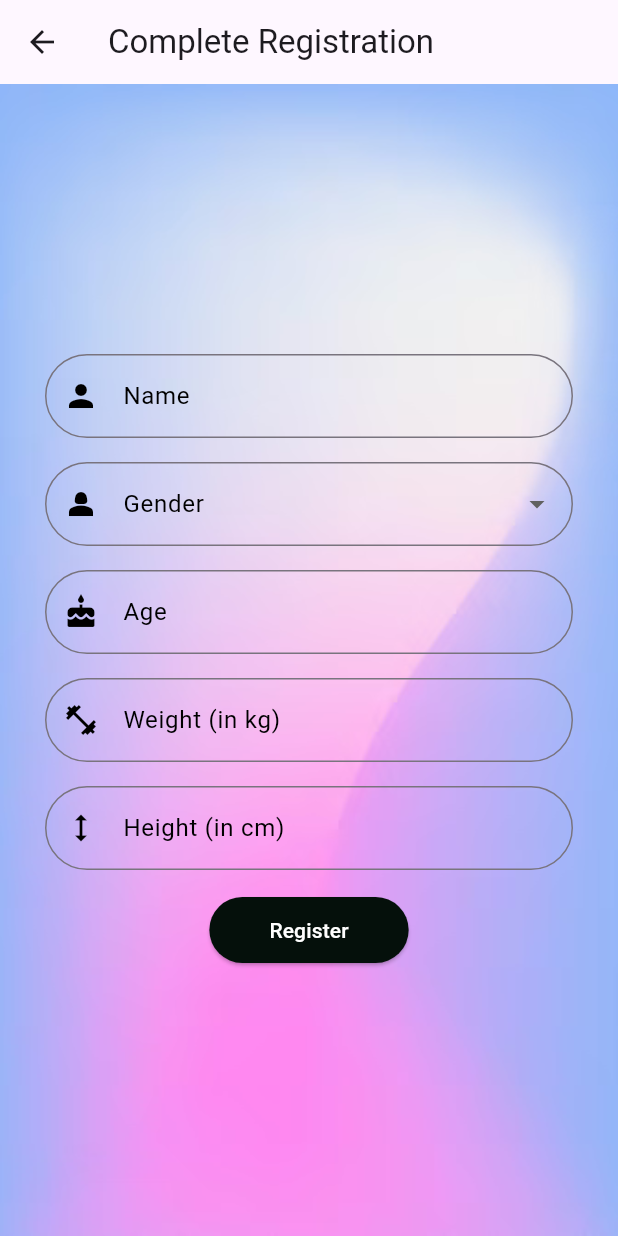
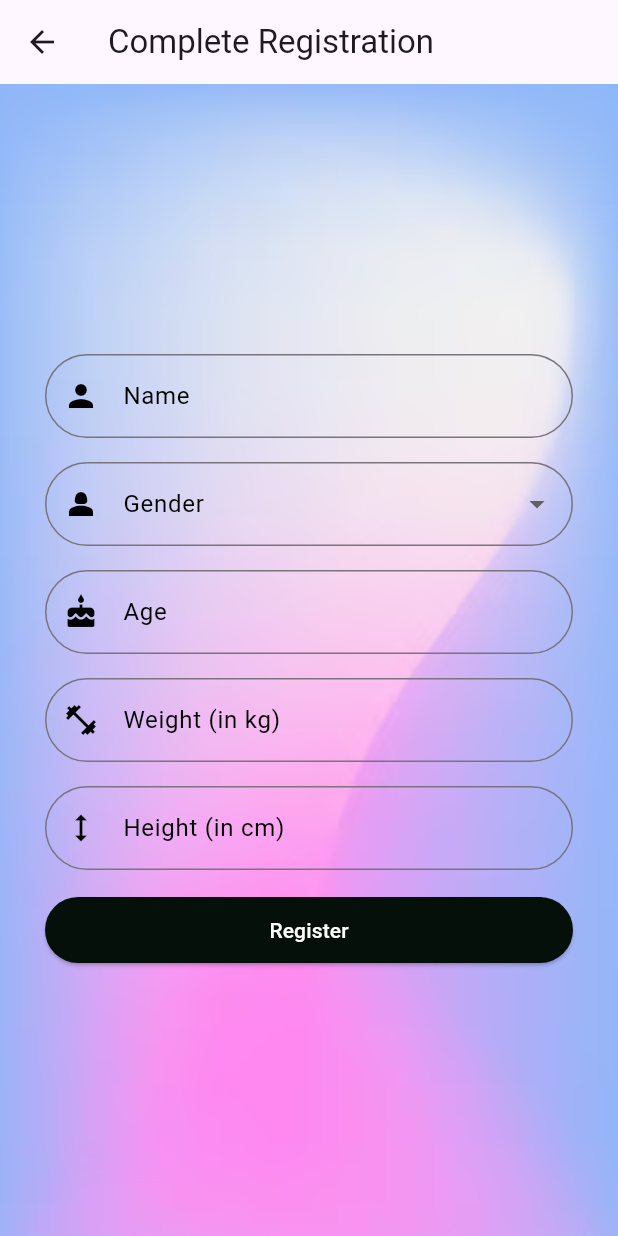
Before and after one commit to p0205/health_buddy, a Flutter app: the SecondRegisterPage screen opened directly with empty values, on a phone screen of 412 x 824 dp. Run offline on Flutter 3.47's test engine with Material 3 defaults, Android fonts, the phone set to English and light mode, and no system bars; our stand-ins replace azlistview, dio, dotted_border, easy_date_timeline, equatable, file_picker and 5 more; missing offline and left inert: dart:ffi, restart_app, survey_kit; accounts and stored records are empty; network calls fail.

Commit message:
fix register page overflow issue

```diff
--- a/lib/authentication/src/screens/second_register_page.dart
+++ b/lib/authentication/src/screens/second_register_page.dart
@@ -77,24 +77,30 @@ class _SecondRegisterPageState extends State<SecondRegisterPage> {
     }
   }
 
-
   @override
   Widget build(BuildContext context) {
     return Scaffold(
       appBar: AppBar(title: Text('Complete Registration')),
-      body: Container(
+      body: SafeArea(
+        child: Container(
           decoration: BoxDecoration(
             image: DecorationImage(
               image: AssetImage('assets/images/BACKGROUND.png'),
               fit: BoxFit.cover,
             ),
           ),
+          child: LayoutBuilder(
+            builder: (context, constraints) {
+              return SingleChildScrollView(
+                child: ConstrainedBox(
+                  constraints: BoxConstraints(minHeight: constraints.maxHeight),
                   child: Padding(
                     padding: EdgeInsets.all(30.0),
                     child: Form(
                       key: _formKey,
                       child: Column(
                         mainAxisAlignment: MainAxisAlignment.center,
+                        crossAxisAlignment: CrossAxisAlignment.stretch,
                         children: [
                           DefaultTextFormField(
                             controller: _nameController,
@@ -115,8 +121,8 @@ class _SecondRegisterPageState extends State<SecondRegisterPage> {
                                 _selectedGender = newValue;
                               });
                             },
-                  items: _genders.map<DropdownMenuItem<String>>((
-                      String gender) {
+                            items: _genders.map<DropdownMenuItem<String>>(
+                                    (String gender) {
                                   return DropdownMenuItem<String>(
                                     value: gender,
                                     child: Text(gender),
@@ -133,7 +139,8 @@ class _SecondRegisterPageState extends State<SecondRegisterPage> {
                                 borderRadius: BorderRadius.circular(30.0),
                                 borderSide: BorderSide(color: Colors.black),
                               ),
-                    prefixIcon: Icon(Icons.person_2, color: Colors.black),
+                              prefixIcon:
+                              Icon(Icons.person_2, color: Colors.black),
                             ),
                             validator: (value) {
                               if (value == null || value.isEmpty) {
@@ -201,5 +208,11 @@ class _SecondRegisterPageState extends State<SecondRegisterPage> {
                   ),
                 ),
               );
+            },
+          ),
+        ),
+      ),
+    );
   }
+
 }
--- a/lib/constants.dart
+++ b/lib/constants.dart
@@ -1,4 +1,4 @@
-const String BaseUrl = "http://10.0.2.2:";
+const String BaseUrl = "http://192.168.1.3:";
 const String AunthenticationPort = "8000/api";
 const String SportNMealPort = "8080";
 const String SchedulePort = "5000";
```
Also changed, not shown: lib/authentication/src/screens/otp_page.dart (+4 -3 lines). Lines whose indentation alone changed are shown as unchanged.
